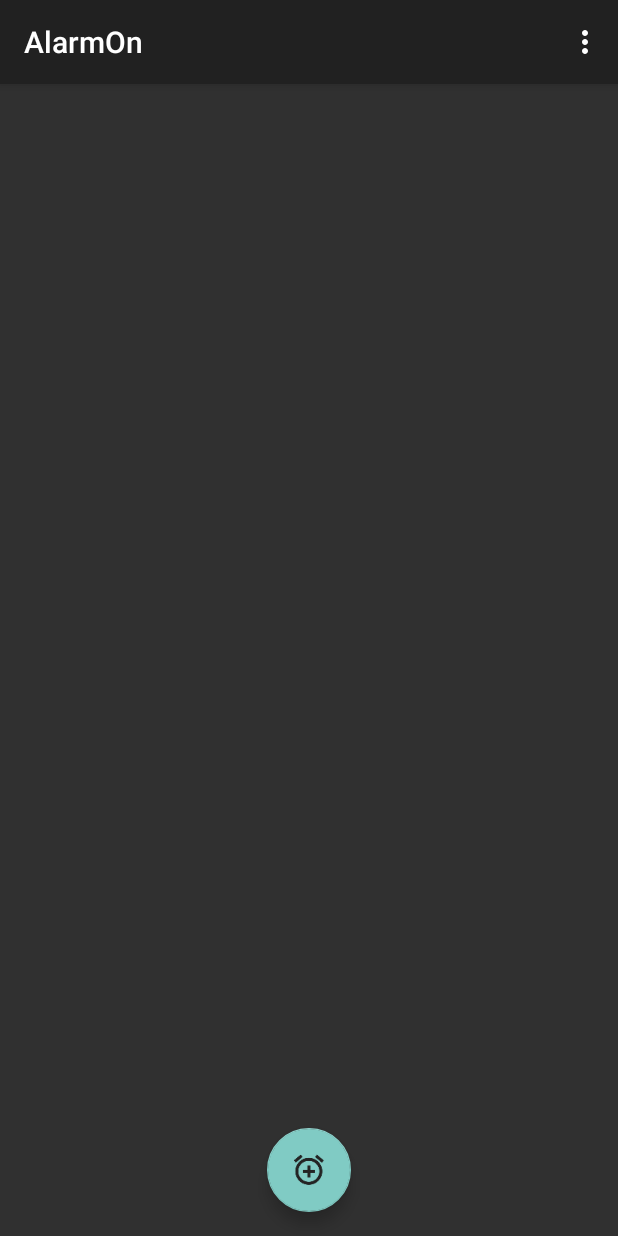
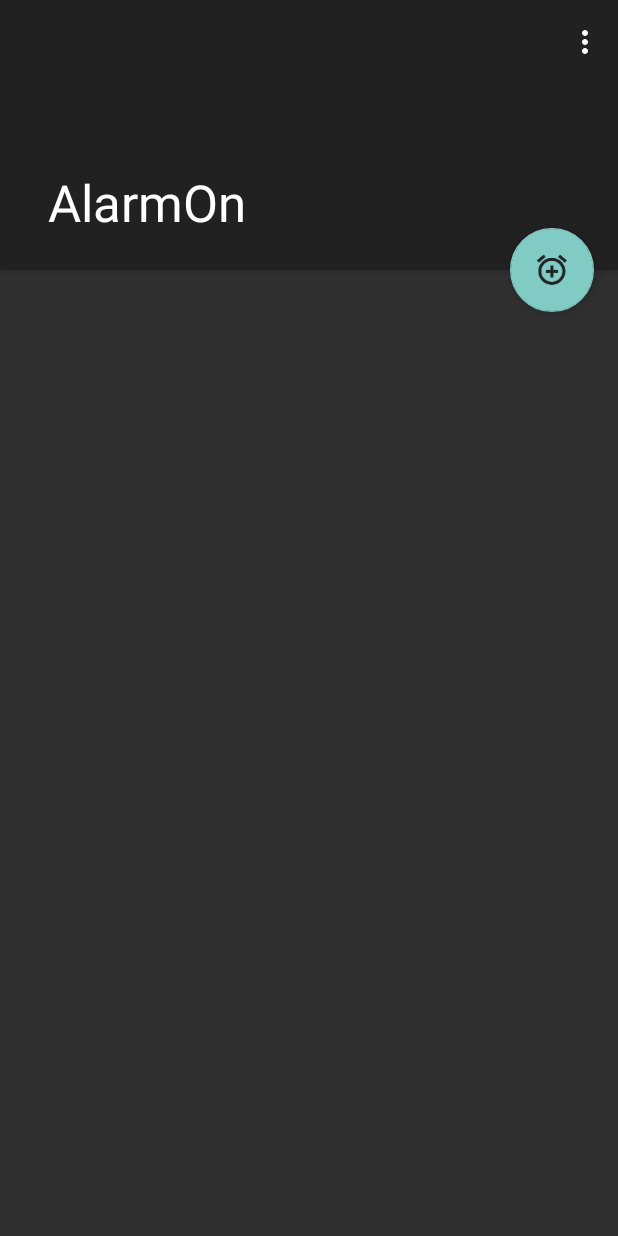
Before and after one commit to espinoco/AlarmOn, an Android app: the screen it shows after launch (ActivityAlarmClock), on a phone screen of 412 x 824 dp. Run offline under Robolectric (Android 15) with nearby library versions, the phone set to English and light mode, and no system bars; 3 statements that could not run were skipped.

Commit message:
New Style

```diff
--- a/app/src/main/AndroidManifest.xml
+++ b/app/src/main/AndroidManifest.xml
@@ -20,7 +20,7 @@
       android:label="@string/app_name">
     <activity
         android:name="io.github.carlorodriguez.alarmon.ActivityAlarmClock"
-        android:theme="@style/AppThemeDark"
+        android:theme="@style/MainAppThemeDark"
         android:launchMode="singleTask">
       <intent-filter>
         <action android:name="android.intent.action.MAIN"/>
--- a/app/src/main/java/io/github/carlorodriguez/alarmon/ActivityAlarmClock.java
+++ b/app/src/main/java/io/github/carlorodriguez/alarmon/ActivityAlarmClock.java
@@ -26,11 +26,11 @@ import android.support.annotation.NonNull;
 import android.support.design.widget.FloatingActionButton;
 import android.support.v7.app.AlertDialog;
 import android.support.v7.app.AppCompatActivity;
+import android.support.v7.widget.Toolbar;
 import android.text.format.DateFormat;
 import android.view.Menu;
 import android.view.MenuItem;
 import android.view.View;
-import android.widget.AbsListView;
 import android.widget.AdapterView;
 import android.widget.ListView;
 import android.widget.AdapterView.OnItemClickListener;
@@ -69,11 +69,16 @@ public final class ActivityAlarmClock extends AppCompatActivity implements
 
     @Override
     protected void onCreate(Bundle savedInstanceState) {
-        AppSettings.setTheme(getBaseContext(), ActivityAlarmClock.this);
+        AppSettings.setMainActivityTheme(getBaseContext(),
+                ActivityAlarmClock.this);
 
         super.onCreate(savedInstanceState);
 
         setContentView(R.layout.alarm_list);
+
+        Toolbar toolbar = (Toolbar) findViewById(R.id.toolbar);
+
+        setSupportActionBar(toolbar);
 
         activityAlarmClock = this;
 
@@ -160,22 +165,6 @@ public final class ActivityAlarmClock extends AppCompatActivity implements
                 picker.setTitle(time.timeUntilString(ActivityAlarmClock.this));
 
                 picker.show(getFragmentManager(), "TimePickerDialog");
-            }
-        });
-
-        alarmList.setOnScrollListener(new AbsListView.OnScrollListener() {
-            @Override
-            public void onScrollStateChanged(AbsListView view, int scrollState) {
-            }
-
-            @Override
-            public void onScroll(AbsListView view, int firstVisibleItem,
-                                 int visibleItemCount, int totalItemCount) {
-                if (firstVisibleItem > 0) {
-                    fab.hide();
-                } else {
-                    fab.show();
-                }
             }
         });
 
--- a/app/src/main/java/io/github/carlorodriguez/alarmon/AppSettings.java
+++ b/app/src/main/java/io/github/carlorodriguez/alarmon/AppSettings.java
@@ -158,6 +158,22 @@ public final class AppSettings {
         }
     }
 
+    public static void setMainActivityTheme(Context context, Activity activity) {
+        SharedPreferences sharedPref = PreferenceManager.
+                getDefaultSharedPreferences(context);
+
+        String theme = sharedPref.getString(APP_THEME_KEY, "0");
+
+        switch (theme) {
+            case "1":
+                activity.setTheme(R.style.MainAppThemeLight);
+                break;
+            case "2":
+                activity.setTheme(R.style.MainAppThemeLightDarkActionBar);
+                break;
+        }
+    }
+
     public static boolean isThemeDark(Context context) {
         SharedPreferences sharedPref = PreferenceManager.
                 getDefaultSharedPreferences(context);
--- a/app/src/main/res/layout/alarm_list.xml
+++ b/app/src/main/res/layout/alarm_list.xml
@@ -1,27 +1,47 @@
 <?xml version="1.0" encoding="utf-8"?>
 <android.support.design.widget.CoordinatorLayout
     xmlns:android="http://schemas.android.com/apk/res/android"
-    xmlns:tools="http://schemas.android.com/tools"
+    xmlns:app="http://schemas.android.com/apk/res-auto"
     android:layout_width="match_parent"
-    android:layout_height="match_parent" >
+    android:layout_height="match_parent"
+    android:fitsSystemWindows="true">
 
-  <ListView
-      android:id="@+id/alarm_list"
+  <android.support.design.widget.AppBarLayout
+      android:id="@+id/app_bar"
       android:layout_width="match_parent"
+      android:layout_height="@dimen/app_bar_height"
+      android:fitsSystemWindows="true"
+      android:theme="?attr/customAppBarOverlay"
+      >
+
+    <android.support.design.widget.CollapsingToolbarLayout
+        android:id="@+id/toolbar_layout"
+        android:layout_width="match_parent"
+        android:layout_height="match_parent"
+        android:fitsSystemWindows="true"
+        app:contentScrim="?attr/colorPrimary"
+        app:layout_scrollFlags="enterAlwaysCollapsed">
+
+      <android.support.v7.widget.Toolbar
+          android:id="@+id/toolbar"
+          android:layout_width="match_parent"
+          android:layout_height="?attr/actionBarSize"
+          app:layout_collapseMode="pin"
+          app:popupTheme="?attr/customPopupOverlay"/>
+
+    </android.support.design.widget.CollapsingToolbarLayout>
+  </android.support.design.widget.AppBarLayout>
+
+  <android.support.design.widget.FloatingActionButton
+      android:id="@+id/add_fab"
+      android:layout_width="wrap_content"
       android:layout_height="wrap_content"
-      android:paddingLeft="10dp"
-      android:paddingRight="10dp"
-      android:paddingBottom="100dp"
-      android:clipToPadding="false"
-      tools:context=".ActivityAlarmClock" />
+      android:layout_margin="@dimen/fab_margin"
+      android:src="?attr/customAddIcon"
+      app:layout_anchor="@id/app_bar"
+      app:layout_anchorGravity="bottom|end"
+      />
 
-    <android.support.design.widget.FloatingActionButton
-        android:id="@+id/add_fab"
-        android:layout_width="wrap_content"
-        android:layout_height="wrap_content"
-        android:layout_gravity="bottom|center_horizontal"
-        android:layout_marginBottom="16dp"
-        android:src="?attr/customAddIcon"
-        />
+  <include layout="@layout/content_main" />
 
 </android.support.design.widget.CoordinatorLayout>
--- /dev/null
+++ b/app/src/main/res/layout/content_main.xml
@@ -0,0 +1,20 @@
+<?xml version="1.0" encoding="utf-8"?>
+<android.support.design.widget.CoordinatorLayout
+    xmlns:android="http://schemas.android.com/apk/res/android"
+    xmlns:tools="http://schemas.android.com/tools"
+    android:layout_width="match_parent"
+    android:layout_height="match_parent"
+    tools:showIn="@layout/alarm_list">
+
+  <ListView
+      android:id="@+id/alarm_list"
+      android:layout_width="match_parent"
+      android:layout_height="wrap_content"
+      android:layout_marginTop="200dp"
+      android:paddingLeft="10dp"
+      android:paddingRight="10dp"
+      android:paddingBottom="100dp"
+      android:clipToPadding="false"
+      tools:context=".ActivityAlarmClock" />
+
+</android.support.design.widget.CoordinatorLayout>
--- /dev/null
+++ b/app/src/main/res/values-v21/styles.xml
@@ -0,0 +1,23 @@
+<resources>>
+
+<style name="MainAppThemeDark" parent="AppThemeDark" >
+  <item name="windowActionBar">false</item>
+  <item name="windowNoTitle">true</item>
+  <item name="android:windowDrawsSystemBarBackgrounds">true</item>
+  <item name="android:statusBarColor">@android:color/transparent</item>
+</style>
+
+<style name="MainAppThemeLight" parent="AppThemeLight" >
+  <item name="windowActionBar">false</item>
+  <item name="windowNoTitle">true</item>
+  <item name="android:windowDrawsSystemBarBackgrounds">true</item>
+</style>
+
+<style name="MainAppThemeLightDarkActionBar" parent="AppThemeLightDarkActionBar" >
+  <item name="windowActionBar">false</item>
+  <item name="windowNoTitle">true</item>
+  <item name="android:windowDrawsSystemBarBackgrounds">true</item>
+  <item name="android:statusBarColor">@android:color/transparent</item>
+</style>
+
+</resources>
--- a/app/src/main/res/values/attrs.xml
+++ b/app/src/main/res/values/attrs.xml
@@ -6,5 +6,7 @@
     <attr name="customSettingsItemTitle" format="reference" />
     <attr name="customTimeIcon" format="reference" />
     <attr name="customDivider" format="reference" />
+    <attr name="customAppBarOverlay" format="reference" />
+    <attr name="customPopupOverlay" format="reference" />
   </declare-styleable>
 </resources>
--- a/app/src/main/res/values/styles.xml
+++ b/app/src/main/res/values/styles.xml
@@ -12,6 +12,8 @@
       <item name="customTimeIcon">@drawable/ic_dialog_time</item>
       <item name="customDivider">@android:drawable/divider_horizontal_dark</item>
       <item name="preferenceTheme">@style/PreferenceThemeOverlay</item>
+      <item name="customAppBarOverlay">@style/ThemeOverlay.AppCompat.Dark.ActionBar</item>
+      <item name="customPopupOverlay">@style/ThemeOverlay.AppCompat.Dark</item>
     </style>
 
   <style name="AppThemeLight" parent="Theme.AppCompat.Light">
@@ -21,6 +23,8 @@
     <item name="customTimeIcon">@drawable/ic_dialog_time_light</item>
     <item name="customDivider">@android:drawable/divider_horizontal_bright</item>
     <item name="preferenceTheme">@style/PreferenceThemeOverlay</item>
+    <item name="customAppBarOverlay">@style/Theme.AppCompat.Light</item>
+    <item name="customPopupOverlay">@style/ThemeOverlay.AppCompat.Light</item>
   </style>
 
   <style name="AppThemeLightDarkActionBar"
@@ -31,6 +35,8 @@
     <item name="customTimeIcon">@drawable/ic_dialog_time_light</item>
     <item name="customDivider">@android:drawable/divider_horizontal_bright</item>
     <item name="preferenceTheme">@style/PreferenceThemeOverlay</item>
+    <item name="customAppBarOverlay">@style/ThemeOverlay.AppCompat.Dark.ActionBar</item>
+    <item name="customPopupOverlay">@style/ThemeOverlay.AppCompat.Light</item>
   </style>
 
   <style name="AppThemeLightNoActionBar"
@@ -38,4 +44,19 @@
     <item name="preferenceTheme">@style/PreferenceThemeOverlay</item>
   </style>
 
+  <style name="MainAppThemeDark" parent="AppThemeDark" >
+    <item name="windowActionBar">false</item>
+    <item name="windowNoTitle">true</item>
+  </style>
+
+  <style name="MainAppThemeLight" parent="AppThemeLight" >
+    <item name="windowActionBar">false</item>
+    <item name="windowNoTitle">true</item>
+  </style>
+
+  <style name="MainAppThemeLightDarkActionBar" parent="AppThemeLightDarkActionBar" >
+    <item name="windowActionBar">false</item>
+    <item name="windowNoTitle">true</item>
+  </style>
+
 </resources>
```
